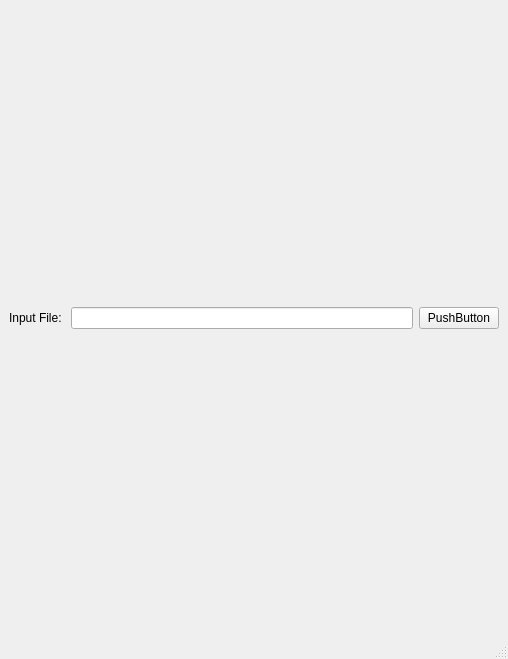
First picture: the form in mainwindow.ui, repository AquilaFasciata/webpGUI, before the edit.
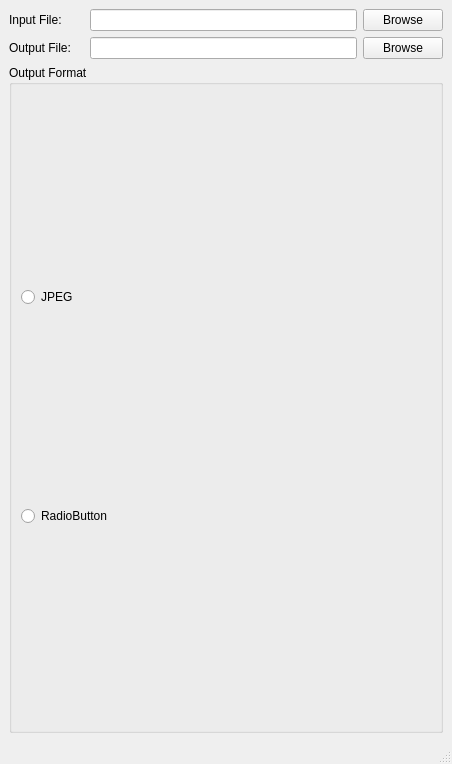
Second picture: the form after the edit.

Commit message: Built out some of the UI

Diff of the .ui file:
```diff
--- a/mainwindow.ui
+++ b/mainwindow.ui
@@ -6,16 +6,18 @@
    <rect>
     <x>0</x>
     <y>0</y>
-    <width>508</width>
-    <height>659</height>
+    <width>452</width>
+    <height>764</height>
    </rect>
   </property>
   <property name="windowTitle">
    <string>MainWindow</string>
   </property>
   <widget class="QWidget" name="centralwidget">
-   <layout class="QGridLayout" name="gridLayout">
-    <item row="0" column="0">
+   <layout class="QVBoxLayout" name="verticalLayout_2">
+    <item>
+     <layout class="QVBoxLayout" name="verticalLayout">
+      <item>
      <layout class="QHBoxLayout" name="inputLayout">
       <property name="spacing">
        <number>6</number>
@@ -24,7 +26,13 @@
        <enum>QLayout::SizeConstraint::SetDefaultConstraint</enum>
       </property>
       <item>
-       <widget class="QLabel" name="label">
+         <widget class="QLabel" name="inputLabel">
+          <property name="minimumSize">
+           <size>
+            <width>75</width>
+            <height>0</height>
+           </size>
+          </property>
         <property name="text">
          <string>Input File: </string>
         </property>
@@ -36,14 +44,63 @@
       <item>
        <widget class="QPushButton" name="pushButton">
         <property name="text">
-         <string>PushButton</string>
+           <string>Browse</string>
         </property>
        </widget>
       </item>
      </layout>
     </item>
-    <item row="1" column="0">
-     <layout class="QHBoxLayout" name="horizontalLayout" stretch=""/>
+      <item>
+       <layout class="QHBoxLayout" name="outputLayout">
+        <item>
+         <widget class="QLabel" name="outputLabel">
+          <property name="minimumSize">
+           <size>
+            <width>75</width>
+            <height>0</height>
+           </size>
+          </property>
+          <property name="text">
+           <string>Output File: </string>
+          </property>
+         </widget>
+        </item>
+        <item>
+         <widget class="QLineEdit" name="outputPath"/>
+        </item>
+        <item>
+         <widget class="QPushButton" name="outputBrowse">
+          <property name="text">
+           <string>Browse</string>
+          </property>
+         </widget>
+        </item>
+       </layout>
+      </item>
+     </layout>
+    </item>
+    <item>
+     <widget class="QGroupBox" name="outputFormatBox">
+      <property name="title">
+       <string>Output Format</string>
+      </property>
+      <layout class="QVBoxLayout" name="verticalLayout_3">
+       <item>
+        <widget class="QRadioButton" name="outputJpeg">
+         <property name="text">
+          <string>JPEG</string>
+         </property>
+        </widget>
+       </item>
+       <item>
+        <widget class="QRadioButton" name="radioButton">
+         <property name="text">
+          <string>RadioButton</string>
+         </property>
+        </widget>
+       </item>
+      </layout>
+     </widget>
     </item>
    </layout>
   </widget>
```
Left out of the diff: 9 changed lines with no effect on the pictures. Lines whose indentation alone changed are shown as unchanged. The commit also changes 5 other files.
